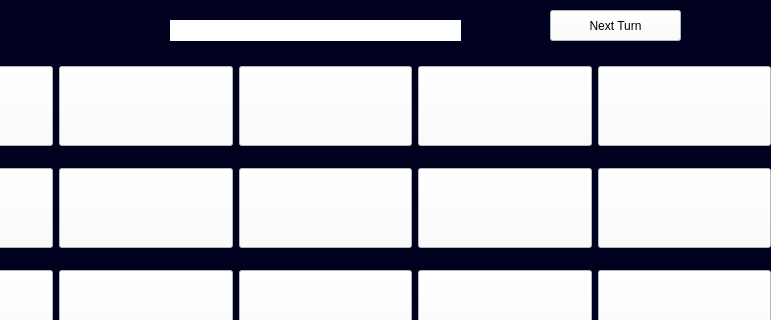
Above: gamewindow.ui from yukavb/gui-Codenames before the change; both pictures show x 260 to 1031 and y 0 to 320 of the 1172 by 578 pixel window. Below: the same form after it.
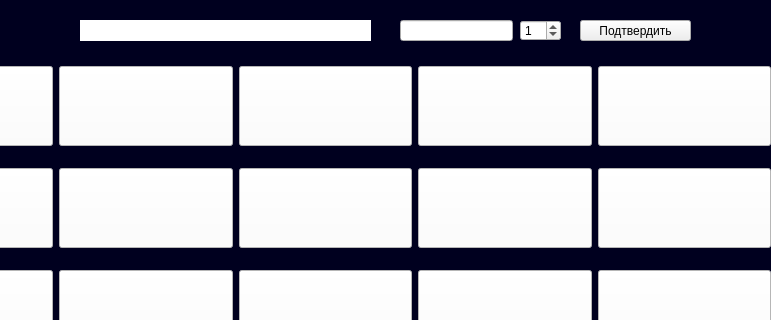
That is the form after the change.

The edit to the form file:
```diff
--- a/gamewindow.ui
+++ b/gamewindow.ui
@@ -480,7 +480,7 @@
   <widget class="QLabel" name="label">
    <property name="geometry">
     <rect>
-     <x>430</x>
+     <x>340</x>
      <y>20</y>
      <width>291</width>
      <height>21</height>
@@ -498,21 +498,49 @@
     <string/>
    </property>
   </widget>
-  <widget class="QPushButton" name="pushButton_11">
+  <widget class="QLineEdit" name="association">
    <property name="geometry">
     <rect>
-     <x>810</x>
-     <y>10</y>
-     <width>131</width>
-     <height>31</height>
+     <x>660</x>
+     <y>20</y>
+     <width>113</width>
+     <height>21</height>
     </rect>
    </property>
    <property name="styleSheet">
-    <string notr="true">background-color: rgb(255, 255, 255);
-</string>
+    <string notr="true">background-color: rgb(255 255, 255);</string>
+   </property>
+  </widget>
+  <widget class="QSpinBox" name="count">
+   <property name="geometry">
+    <rect>
+     <x>780</x>
+     <y>20</y>
+     <width>41</width>
+     <height>21</height>
+    </rect>
+   </property>
+   <property name="styleSheet">
+    <string notr="true">background-color: rgb(255 255, 255);</string>
+   </property>
+   <property name="value">
+    <number>1</number>
+   </property>
+  </widget>
+  <widget class="QPushButton" name="apply">
+   <property name="geometry">
+    <rect>
+     <x>840</x>
+     <y>20</y>
+     <width>111</width>
+     <height>21</height>
+    </rect>
+   </property>
+   <property name="styleSheet">
+    <string notr="true">background-color: rgb(255 255, 255);</string>
    </property>
    <property name="text">
-    <string>Next Turn</string>
+    <string>Подтвердить</string>
    </property>
   </widget>
  </widget>
```
